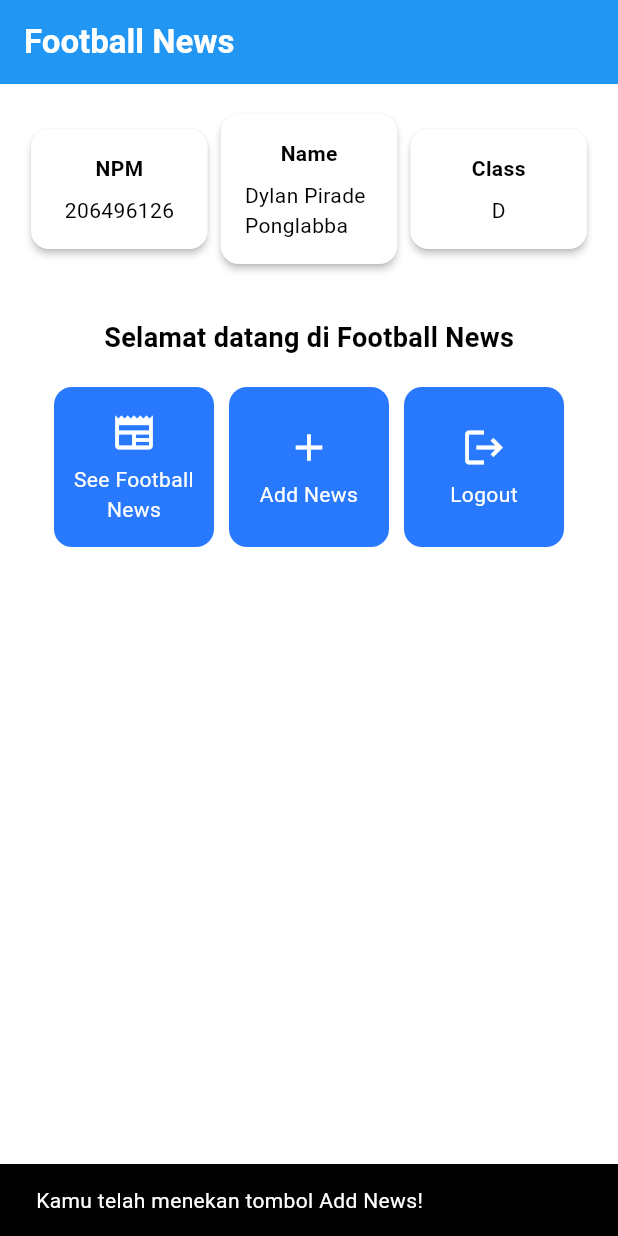
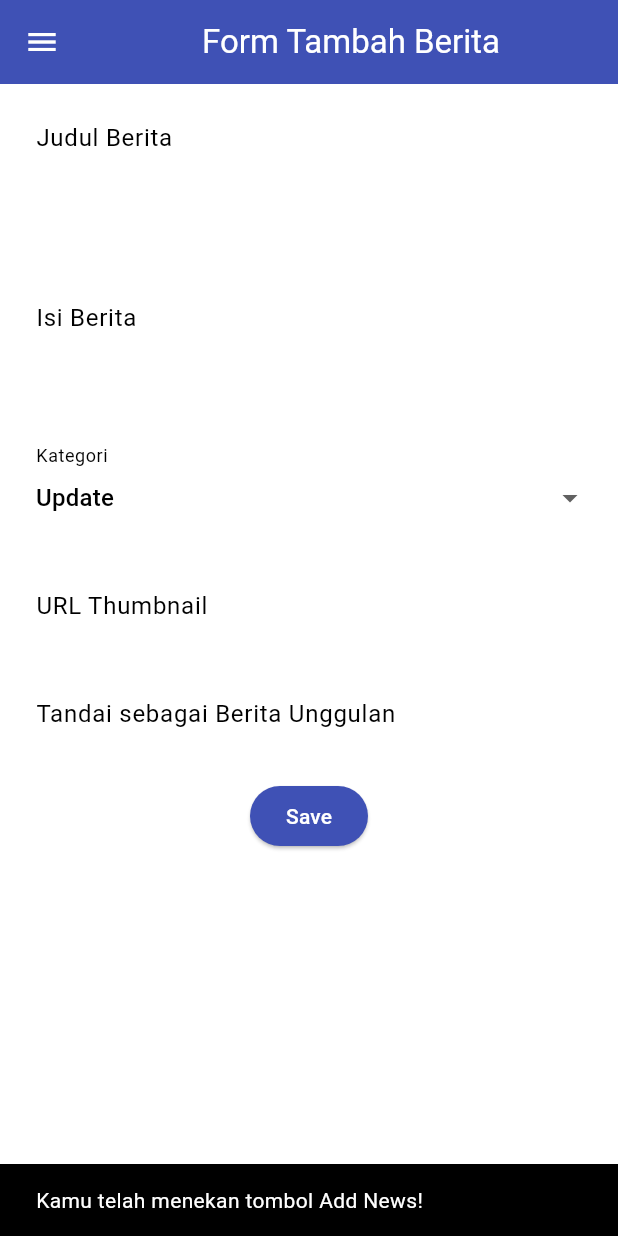
Before and after one commit to Zenixalarate01/football-news-mobile, a Flutter app: the screen it shows after launch, after a tap on "Add News", on a phone screen of 412 x 824 dp. Run offline on Flutter 3.47's test engine with Material 3 defaults, Android fonts, the phone set to English and light mode, and no system bars.

Commit message:
Tutorial 7

```diff
--- a/lib/main.dart
+++ b/lib/main.dart
@@ -1,5 +1,5 @@
 import 'package:flutter/material.dart';
-import 'package:football_news/menu.dart';
+import 'package:football_news/screens/menu.dart';
 
 void main() {
   runApp(const MyApp());
--- a/lib/menu.dart
+++ b/lib/screens/menu.dart
@@ -1,4 +1,7 @@
 import 'package:flutter/material.dart';
+import 'package:football_news/widgets/left_drawer.dart';
+import 'package:football_news/screens/newslist_form.dart';
+import 'package:football_news/widgets/news_card.dart';
 
 class MyHomePage extends StatelessWidget {
   MyHomePage({super.key});
@@ -26,6 +29,7 @@ class MyHomePage extends StatelessWidget {
         // Warna latar belakang AppBar diambil dari skema warna tema aplikasi.
         backgroundColor: Theme.of(context).colorScheme.primary,
       ),
+      drawer: LeftDrawer(),
       // Body halaman dengan padding di sekelilingnya.
       body: Padding(
         padding: const EdgeInsets.all(16.0),
@@ -120,57 +124,6 @@ class InfoCard extends StatelessWidget {
   }
 }
 
-class ItemCard extends StatelessWidget {
-  // Menampilkan kartu dengan ikon dan nama.
-
-  final ItemHomepage item;
-
-  const ItemCard(this.item, {super.key});
-
-  @override
-  Widget build(BuildContext context) {
-    return Material(
-      // Menentukan warna latar belakang dari tema aplikasi.
-      color: Theme.of(context).colorScheme.secondary,
-      // Membuat sudut kartu melengkung.
-      borderRadius: BorderRadius.circular(12),
-
-      child: InkWell(
-        // Aksi ketika kartu ditekan.
-        onTap: () {
-          // Menampilkan pesan SnackBar saat kartu ditekan.
-          ScaffoldMessenger.of(context)
-            ..hideCurrentSnackBar()
-            ..showSnackBar(
-              SnackBar(
-                content: Text("Kamu telah menekan tombol ${item.name}!"),
-              ),
-            );
-        },
-        // Container untuk menyimpan Icon dan Text
-        child: Container(
-          padding: const EdgeInsets.all(8),
-          child: Center(
-            child: Column(
-              // Menyusun ikon dan teks di tengah kartu.
-              mainAxisAlignment: MainAxisAlignment.center,
-              children: [
-                Icon(item.icon, color: Colors.white, size: 30.0),
-                const Padding(padding: EdgeInsets.all(3)),
-                Text(
-                  item.name,
-                  textAlign: TextAlign.center,
-                  style: const TextStyle(color: Colors.white),
-                ),
-              ],
-            ),
-          ),
-        ),
-      ),
-    );
-  }
-}
-
 class ItemHomepage {
   final String name;
   final IconData icon;
--- /dev/null
+++ b/lib/screens/newslist_form.dart
@@ -0,0 +1,205 @@
+import 'package:flutter/material.dart';
+import 'package:football_news/widgets/left_drawer.dart';
+
+class NewsFormPage extends StatefulWidget {
+  const NewsFormPage({super.key});
+
+  @override
+  State<NewsFormPage> createState() => _NewsFormPageState();
+}
+
+class _NewsFormPageState extends State<NewsFormPage> {
+  final _formKey = GlobalKey<FormState>();
+  String _title = "";
+  String _content = "";
+  String _category = "update";
+  String _thumbnail = "";
+  bool _isFeatured = false;
+
+  final List<String> _categories = [
+    'transfer',
+    'update',
+    'exclusive',
+    'match',
+    'rumor',
+    'analysis',
+  ];
+
+  @override
+  Widget build(BuildContext context) {
+    return Scaffold(
+      appBar: AppBar(
+        title: const Center(child: Text('Form Tambah Berita')),
+        backgroundColor: Colors.indigo,
+        foregroundColor: Colors.white,
+      ),
+
+      drawer: LeftDrawer(),
+
+      body: Form(
+        key: _formKey,
+        child: SingleChildScrollView(
+          child: Column(
+            crossAxisAlignment: CrossAxisAlignment.start,
+            children: [
+              // === Title ===
+              Padding(
+                padding: const EdgeInsets.all(8.0),
+                child: TextFormField(
+                  decoration: InputDecoration(
+                    hintText: "Judul Berita",
+                    labelText: "Judul Berita",
+                    border: OutlineInputBorder(
+                      borderRadius: BorderRadius.circular(5.0),
+                    ),
+                  ),
+                  onChanged: (String? value) {
+                    setState(() {
+                      _title = value!;
+                    });
+                  },
+                  validator: (String? value) {
+                    if (value == null || value.isEmpty) {
+                      return "Judul tidak boleh kosong!";
+                    }
+                    return null;
+                  },
+                ),
+              ),
+              // === Content ===
+              Padding(
+                padding: const EdgeInsets.all(8.0),
+                child: TextFormField(
+                  maxLines: 5,
+                  decoration: InputDecoration(
+                    hintText: "Isi Berita",
+                    labelText: "Isi Berita",
+                    border: OutlineInputBorder(
+                      borderRadius: BorderRadius.circular(5.0),
+                    ),
+                  ),
+                  onChanged: (String? value) {
+                    setState(() {
+                      _content = value!;
+                    });
+                  },
+                  validator: (String? value) {
+                    if (value == null || value.isEmpty) {
+                      return "Isi berita tidak boleh kosong!";
+                    }
+                    return null;
+                  },
+                ),
+              ),
+
+              // === Category ===
+              Padding(
+                padding: const EdgeInsets.all(8.0),
+                child: DropdownButtonFormField<String>(
+                  decoration: InputDecoration(
+                    labelText: "Kategori",
+                    border: OutlineInputBorder(
+                      borderRadius: BorderRadius.circular(5.0),
+                    ),
+                  ),
+                  value: _category,
+                  items: _categories
+                      .map(
+                        (cat) => DropdownMenuItem(
+                          value: cat,
+                          child: Text(cat[0].toUpperCase() + cat.substring(1)),
+                        ),
+                      )
+                      .toList(),
+                  onChanged: (String? newValue) {
+                    setState(() {
+                      _category = newValue!;
+                    });
+                  },
+                ),
+              ),
+              // === Thumbnail URL ===
+              Padding(
+                padding: const EdgeInsets.all(8.0),
+                child: TextFormField(
+                  decoration: InputDecoration(
+                    hintText: "URL Thumbnail (opsional)",
+                    labelText: "URL Thumbnail",
+                    border: OutlineInputBorder(
+                      borderRadius: BorderRadius.circular(5.0),
+                    ),
+                  ),
+                  onChanged: (String? value) {
+                    setState(() {
+                      _thumbnail = value!;
+                    });
+                  },
+                ),
+              ),
+
+              // === Is Featured ===
+              Padding(
+                padding: const EdgeInsets.all(8.0),
+                child: SwitchListTile(
+                  title: const Text("Tandai sebagai Berita Unggulan"),
+                  value: _isFeatured,
+                  onChanged: (bool value) {
+                    setState(() {
+                      _isFeatured = value;
+                    });
+                  },
+                ),
+              ),
+              // === Tombol Simpan ===
+              Align(
+                alignment: Alignment.bottomCenter,
+                child: Padding(
+                  padding: const EdgeInsets.all(8.0),
+                  child: ElevatedButton(
+                    style: ButtonStyle(
+                      backgroundColor: MaterialStateProperty.all(Colors.indigo),
+                    ),
+                    onPressed: () {
+                      if (_formKey.currentState!.validate()) {
+                        showDialog(
+                          context: context,
+                          builder: (context) {
+                            return AlertDialog(
+                              title: const Text('Produk berhasil tersimpan'),
+                              content: SingleChildScrollView(
+                                child: Column(
+                                  crossAxisAlignment: CrossAxisAlignment.start,
+                                  children: [
+                                    Text('Judul: $_title'),
+                                    // TODO: Munculkan value-value lainnya
+                                  ],
+                                ),
+                              ),
+                              actions: [
+                                TextButton(
+                                  child: const Text('OK'),
+                                  onPressed: () {
+                                    Navigator.pop(context);
+                                  },
+                                ),
+                              ],
+                            );
+                          },
+                        );
+                        _formKey.currentState!.reset();
+                      }
+                    },
+                    child: const Text(
+                      "Save",
+                      style: TextStyle(color: Colors.white),
+                    ),
+                  ),
+                ),
+              ),
+            ],
+          ),
+        ),
+      ),
+    );
+  }
+}
--- /dev/null
+++ b/lib/widgets/left_drawer.dart
@@ -0,0 +1,62 @@
+import 'package:flutter/material.dart';
+import 'package:football_news/screens/menu.dart';
+import 'package:football_news/screens/newslist_form.dart';
+// TODO: Impor halaman NewsFormPage jika sudah dibuat
+
+class LeftDrawer extends StatelessWidget {
+  const LeftDrawer({super.key});
+
+  @override
+  Widget build(BuildContext context) {
+    return Drawer(
+      child: ListView(
+        children: [
+          const DrawerHeader(
+            decoration: BoxDecoration(color: Colors.blue),
+            child: Column(
+              children: [
+                Text(
+                  'Football News',
+                  textAlign: TextAlign.center,
+                  style: TextStyle(
+                    fontSize: 30,
+                    fontWeight: FontWeight.bold,
+                    color: Colors.white,
+                  ),
+                ),
+                Padding(padding: EdgeInsets.all(10)),
+                Text(
+                  "Seluruh berita sepak bola terkini di sini!",
+                  textAlign: TextAlign.center,
+                  style: TextStyle(fontSize: 15, color: Colors.white),
+                ),
+              ],
+            ),
+          ),
+          ListTile(
+            leading: const Icon(Icons.home_outlined),
+            title: const Text('Home'),
+            // Bagian redirection ke MyHomePage
+            onTap: () {
+              Navigator.pushReplacement(
+                context,
+                MaterialPageRoute(builder: (context) => MyHomePage()),
+              );
+            },
+          ),
+          ListTile(
+            leading: const Icon(Icons.post_add),
+            title: const Text('Add News'),
+            // Bagian redirection ke NewsFormPage
+            onTap: () {
+              Navigator.push(
+                context,
+                MaterialPageRoute(builder: (context) => const NewsFormPage()),
+              );
+            },
+          ),
+        ],
+      ),
+    );
+  }
+}
--- /dev/null
+++ b/lib/widgets/news_card.dart
@@ -0,0 +1,60 @@
+import 'package:flutter/material.dart';
+import 'package:football_news/screens/menu.dart';
+import 'package:football_news/screens/newslist_form.dart';
+
+class ItemCard extends StatelessWidget {
+  // Menampilkan kartu dengan ikon dan nama.
+
+  final ItemHomepage item;
+
+  const ItemCard(this.item, {super.key});
+
+  @override
+  Widget build(BuildContext context) {
+    return Material(
+      // Menentukan warna latar belakang dari tema aplikasi.
+      color: Theme.of(context).colorScheme.secondary,
+      // Membuat sudut kartu melengkung.
+      borderRadius: BorderRadius.circular(12),
+
+      child: InkWell(
+        // Aksi ketika kartu ditekan.
+        onTap: () {
+          // Menampilkan pesan SnackBar saat kartu ditekan.
+          ScaffoldMessenger.of(context)
+            ..hideCurrentSnackBar()
+            ..showSnackBar(
+              SnackBar(
+                content: Text("Kamu telah menekan tombol ${item.name}!"),
+              ),
+            );
+          if (item.name == "Add News") {
+            Navigator.push(
+              context,
+              MaterialPageRoute(builder: (context) => const NewsFormPage()),
+            );
+          }
+        },
+        // Container untuk menyimpan Icon dan Text
+        child: Container(
+          padding: const EdgeInsets.all(8),
+          child: Center(
+            child: Column(
+              // Menyusun ikon dan teks di tengah kartu.
+              mainAxisAlignment: MainAxisAlignment.center,
+              children: [
+                Icon(item.icon, color: Colors.white, size: 30.0),
+                const Padding(padding: EdgeInsets.all(3)),
+                Text(
+                  item.name,
+                  textAlign: TextAlign.center,
+                  style: const TextStyle(color: Colors.white),
+                ),
+              ],
+            ),
+          ),
+        ),
+      ),
+    );
+  }
+}
```
